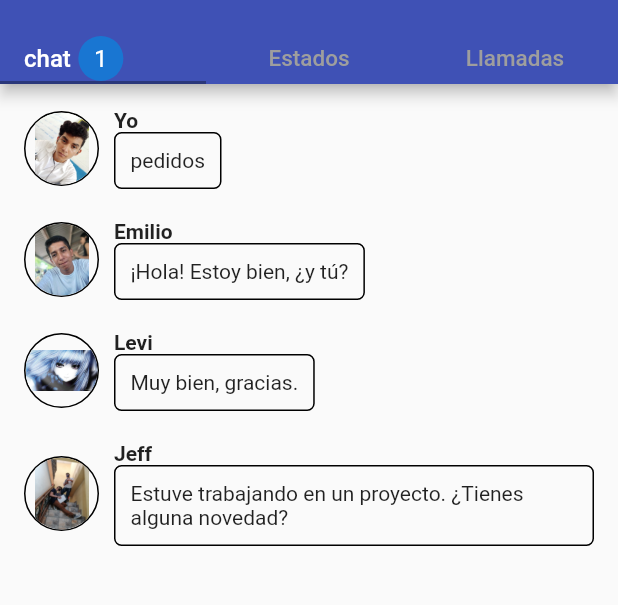
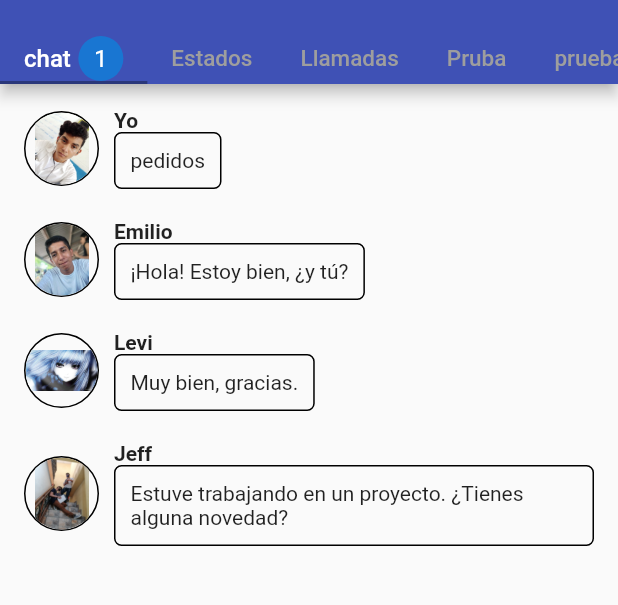
Before and after one commit to adonay2003/gamc, a Flutter app: the screen it shows after launch, on a phone screen of 412 x 824 dp, the part 72-677 px from its top. Run offline on Flutter 3.47's test engine with Material 2 defaults, Android fonts, the light colour scheme and no system bars.

Commit message:
version ultima

```diff
--- a/lib/pages/home_page.dart
+++ b/lib/pages/home_page.dart
@@ -2,6 +2,8 @@ import 'package:flutter/material.dart';
 import 'package:tabbar_tabbarview/pages/page1.dart';
 import 'package:tabbar_tabbarview/pages/page2.dart';
 import 'package:tabbar_tabbarview/pages/page3.dart';
+import 'package:tabbar_tabbarview/pages/page4.dart';
+import 'package:tabbar_tabbarview/pages/page5.dart';
 
 //este HomePage declaramos en la Rutab del main.dart
 class HomePage extends StatefulWidget {
@@ -17,22 +19,36 @@ with SingleTickerProviderStateMixin{
 
   //controlador para controlar los TabBar y TabBarView
   late TabController controller;
+  //La palabra clave late en la declaración de la variable controller indica que esta variable se inicializará en algún momento posterior, en lugar de hacerlo en el momento de la declaración.
 
   @override
  void initState() {
   super.initState();
 
-    controller = TabController(length: 3, vsync: this); //espeficamos la cantidad de pestañas y tiene que ser el mismo vlor de TabBarView
+  // Creamos una instancia de TabController para controlar el TabBar y el TabBarView.
+  // Le especificamos la longitud (cantidad de pestañas) y el 'vsync' que se asocia con 'this'.
+  controller = TabController(length: 5, vsync: this);
+  // Nota: La longitud debe coincidir con la cantidad de elementos en el TabBarView.
+
+  // Agregamos un listener (escucha) al controlador que se activará cada vez que el usuario cambie de pestaña.
   controller.addListener(() {
+
+    // Cuando se dispare el evento, llamamos a 'setState' para reconstruir el widget.
     setState(() {});
   });
 }
 
+
  @override
-  void dispose(){
+void dispose() {
   super.dispose();
+
+  // Cuando se descarta el widget (por ejemplo, cuando se navega a otra pantalla o se cierra la aplicación),
+  // es importante liberar los recursos y deshacerse del TabController para evitar pérdidas de memoria.
+  //Al hacerlo, se asegura que se eliminen las referencias a los objetos asociados al controlador y se liberen los recursos que estaban siendo utilizados para su funcionamiento.
   controller.dispose();
 }
+
 
   @override
   Widget build(BuildContext context) => Scaffold(
@@ -59,8 +75,18 @@ with SingleTickerProviderStateMixin{
               Text("Chat_GAMC"), //titulo del scaffold
             ],
           ),
-          //Aui agregamos un TabBar donde seran las pestañas
+          //Aqui agregamos un TabBar donde seran las pestañas
           bottom:  TabBar(
+
+            ////////////////////////////////////////////////
+            //  QUITA EL LIMTE DE LOS TabBar
+            isScrollable: true,
+
+            ////////////////////////////////////////////////
+
+
+
+
 
             //cambia de color al seleccionarlo
             indicatorColor: Color.fromARGB(83, 0, 0, 0),
@@ -68,13 +94,13 @@ with SingleTickerProviderStateMixin{
              //llamamos el controller en el tabBar
             controller: controller,
 
-            //tamañod de letra de las pestañas
+            //tamaño de letra de las pestañas
             labelStyle: TextStyle(fontSize: 16),
 
             //cuando no este seleccionado el texto de la pestaña
             unselectedLabelColor: Colors.grey,
 
-            //cuando no este selcciomnado el texto se meuste menor el tamaño
+            //cuando no este selcciomnado el texto se mueste menor el tamaño
             unselectedLabelStyle: TextStyle(fontSize: 15),
             tabs: [
 
@@ -92,22 +118,28 @@ with SingleTickerProviderStateMixin{
 
 
 
-              Text("Estados"), //pestaña3
-              Text("Llamadas"), //pestaña2
+              Text("Estados"), //pestaña2
+              Text("Llamadas"), //pestaña3
+              Text("Pruba"), //pestaña de prueba
+              Text("prueba"), //pestaña de prueba 2
           ]),
         ),
+
 
         //Agregamos el TabBarView
         body:  TabBarView(
 
           //llamamos el controller en el tabBarView
           controller: controller,
-          children: [
+
+          children: const [
 
             //estos vendrian siendo el cuerpo de las pestañas y creamos archivos y colocamos las clases
             pagina1(), //Importamos cada clase
             pagina2(),
             pagina3(),
+            pagina4(),
+            pagina5(),
         ]),
       );
 }
```
Also changed, not shown: lib/pages/page4.dart (added, +25 -0 lines), lib/pages/page5.dart (added, +16 -0 lines). Lines whose indentation alone changed are shown as unchanged.
